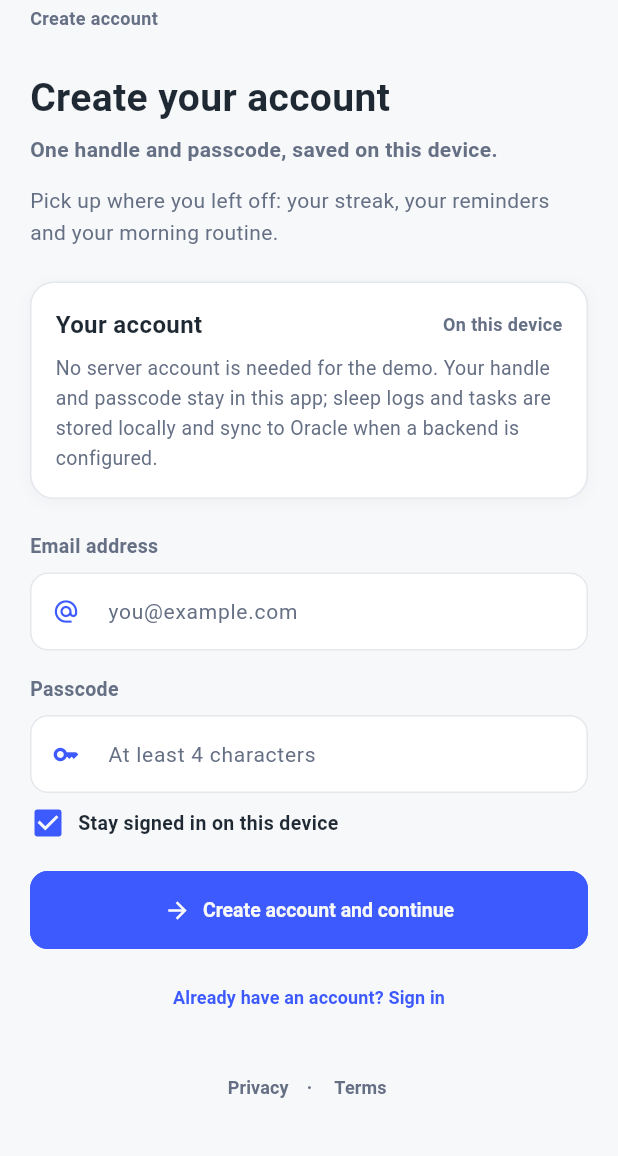
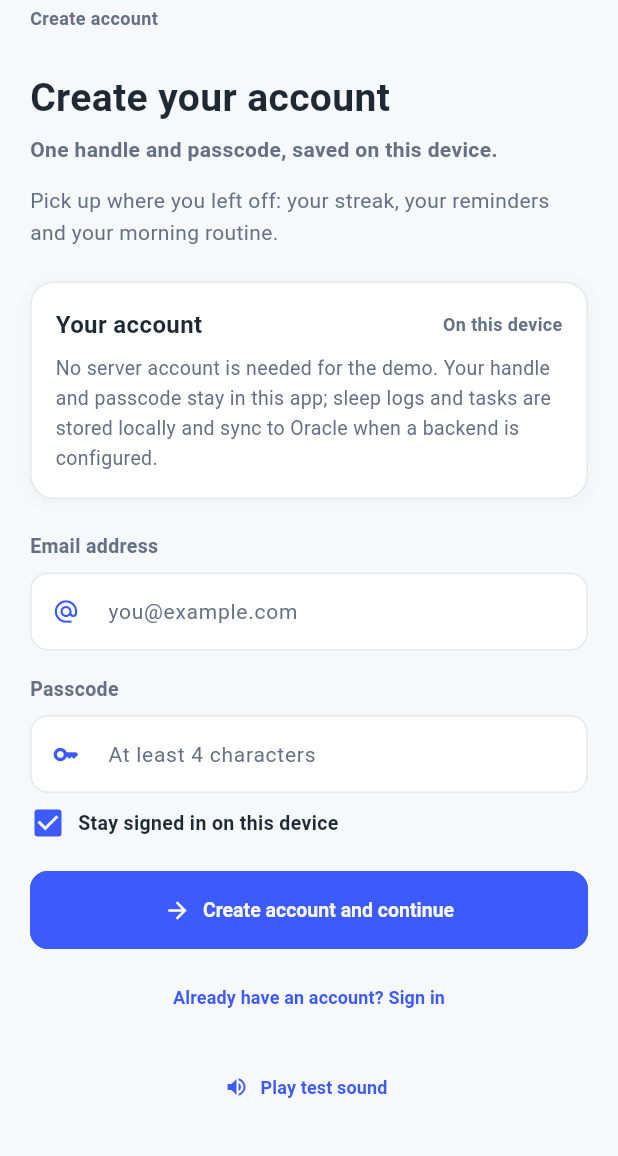
Before and after one commit to sarbneu/hypemotiv, a Flutter app: the screen it shows after launch, on a phone screen of 412 x 824 dp, the part 80-1236 px from its top. Run offline on Flutter 3.47's test engine with Material 3 defaults, Android fonts, the phone set to English and light mode, and no system bars; our stand-ins replace audioplayers, file_picker, flutter_local_notifications, flutter_tts, hive_flutter, image_picker and 2 more; missing offline and left inert: record; accounts and stored records are empty.

Commit message:
fix: reliable audio playback on web and native, add test sound button

```diff
--- a/lib/screens/login_screen.dart
+++ b/lib/screens/login_screen.dart
@@ -2,6 +2,7 @@
 library;
 
 import 'package:flutter/material.dart';
+import 'package:hypemotiv/services/audio_service.dart';
 import 'package:hypemotiv/services/auth_service.dart';
 import 'package:hypemotiv/widgets/cyber_theme.dart';
 
@@ -301,6 +302,19 @@ class _LoginScreenState extends State<LoginScreen> {
                       ),
                     ),
                   const SizedBox(height: 12),
+                  TextButton.icon(
+                    onPressed: () async {
+                      await AudioService().play(AudioService.fallbackSoundUrl);
+                      _toast('Test sound played');
+                    },
+                    icon: const Icon(Icons.volume_up, size: 16),
+                    label: const MicroText(
+                      'Play test sound',
+                      color: Color(0xFF3D5AFE),
+                      fontSize: 12,
+                    ),
+                  ),
+                  const SizedBox(height: 4),
                   Row(
                     mainAxisAlignment: MainAxisAlignment.center,
                     children: <Widget>[
```
Also changed, not shown: lib/services/audio_service.dart (+21 -2 lines), 1 other file.
